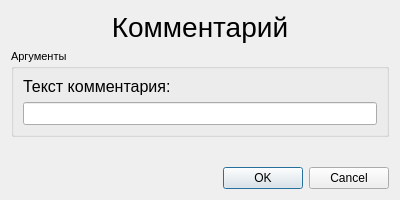
Old version of the form KAMEditor/gui/commands/commentdialog.ui in the repository Xtail96/SML.
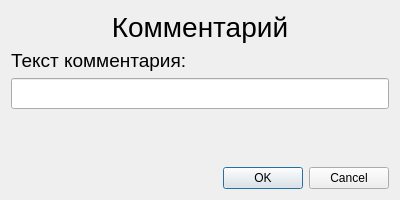
New version of the form.

Patch:
```diff
--- a/KAMEditor/gui/commands/commentdialog.ui
+++ b/KAMEditor/gui/commands/commentdialog.ui
@@ -30,21 +30,10 @@
     </widget>
    </item>
    <item>
-    <widget class="QGroupBox" name="comment_arguments_groupBox">
+    <widget class="QLabel" name="commentTextLabel">
      <property name="font">
       <font>
-       <pointsize>8</pointsize>
-      </font>
-     </property>
-     <property name="title">
-      <string>Аргументы</string>
-     </property>
-     <layout class="QVBoxLayout" name="verticalLayout_3">
-      <item>
-       <widget class="QLabel" name="comment_text_label">
-        <property name="font">
-         <font>
-          <pointsize>12</pointsize>
+       <pointsize>14</pointsize>
          </font>
         </property>
         <property name="text">
@@ -53,15 +42,12 @@
        </widget>
       </item>
       <item>
-       <widget class="QLineEdit" name="comment_text_lineEdit">
+    <widget class="QLineEdit" name="commentTextLineEdit">
         <property name="font">
          <font>
-          <pointsize>10</pointsize>
-         </font>
-        </property>
-       </widget>
-      </item>
-     </layout>
+       <pointsize>14</pointsize>
+      </font>
+     </property>
     </widget>
    </item>
    <item>
```
Left out of the diff: 2 changed lines with no effect on the pictures. Lines whose indentation alone changed are shown as unchanged.
